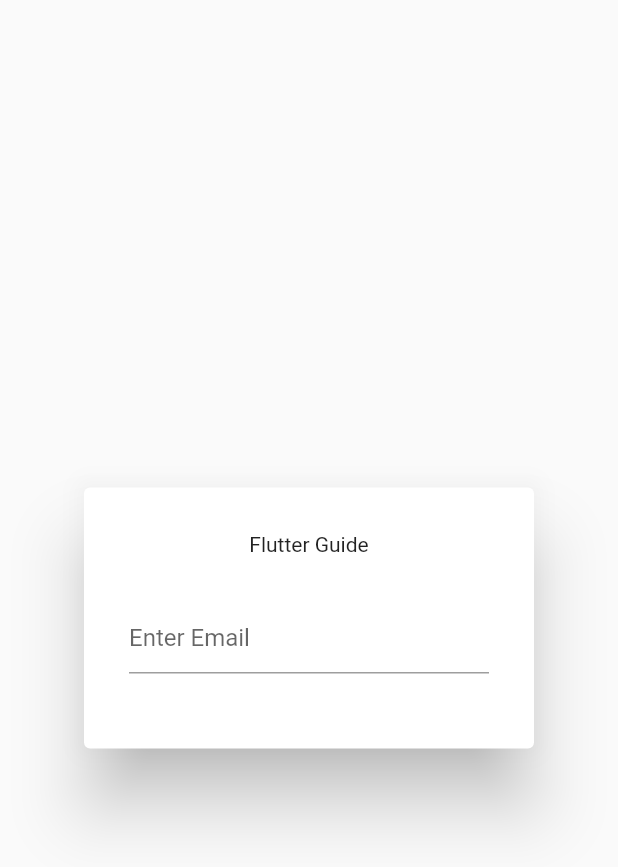
After one commit to amiharsh/flutter-test-gh, a Flutter app: the SignIn screen opened by its route, on a phone screen of 412 x 824 dp. The commit adds this screen. Shown: the top 867 px of the screen. Run offline on Flutter 3.47's test engine with Material 2 defaults, Android fonts, the light colour scheme and no system bars.

Commit message:
Changed main.dart

```diff
--- a/lib/main.dart
+++ b/lib/main.dart
@@ -1,4 +1,5 @@
 import 'package:flutter/material.dart';
+import 'package:flutter_test_gh/sign_in.dart';
 
 void main() {
   runApp(const MyApp());
@@ -13,8 +14,9 @@ class MyApp extends StatelessWidget {
     return MaterialApp(
       initialRoute: '/',
       routes: {
-      '/': (context) => MyHomePage(title: 'Hello'),
-      '/home': (context) => Home(title: 'New')
+      '/': (context) => const MyHomePage(title: 'Hello'),
+      '/home': (context) => const Home(title: 'New'),
+      '/signin': (context) => SignIn(),
     },
       title: 'Flutter Demo',
     );
@@ -41,17 +43,6 @@ class MyHomePage extends StatefulWidget {
 
 class _MyHomePageState extends State<MyHomePage> {
   int _counter = 0;
-
-  void _incrementCounter() {
-    setState(() {
-      // This call to setState tells the Flutter framework that something has
-      // changed in this State, which causes it to rerun the build method below
-      // so that the display can reflect the updated values. If we changed
-      // _counter without calling setState(), then the build method would not be
-      // called again, and so nothing would appear to happen.
-      _counter++;
-    });
-  }
 
   @override
   Widget build(BuildContext context) {
--- /dev/null
+++ b/lib/sign_in.dart
@@ -0,0 +1,49 @@
+import 'package:flutter/material.dart';
+
+class SignIn extends StatefulWidget {
+  const SignIn({Key? key}) : super(key: key);
+
+  @override
+  _SignInState createState() => _SignInState();
+}
+
+class _SignInState extends State<SignIn> {
+  TextEditingController email = TextEditingController();
+  GlobalKey _formkey = GlobalKey();
+
+  @override
+  Widget build(BuildContext context) {
+    return Scaffold(
+        body: Center(
+            child: Card(
+                elevation: 20,
+                child: Container(
+                    padding: EdgeInsets.all(30),
+                    width: 300,
+                    child: Form(
+                        key: _formkey,
+                        child: Column(
+                            mainAxisSize: MainAxisSize.min,
+                            children: [
+                              const Text('Flutter Guide'),
+                              const SizedBox(
+                                height: 30,
+                              ),
+                              TextFormField(
+                                decoration: const InputDecoration(
+                                    hintText: 'Enter Email',
+                                    border: UnderlineInputBorder()),
+                                controller: email,
+                              ),
+                              const SizedBox(
+                                height: 20,
+                              )
+                            ]
+                        )
+                    )
+                )
+            )
+        )
+    );
+  }
+}
```
Also changed, not shown: pubspec.lock.
